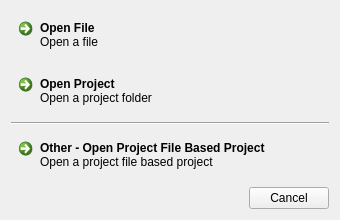
This is openfileorprojectdialog.ui in omniacreator/omniacreator-plugin as Qt 5 draws it before an edit. The edited form follows.
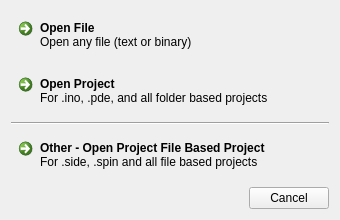
This is the edited form.

Patch:
```diff
--- a/openfileorprojectdialog.ui
+++ b/openfileorprojectdialog.ui
@@ -29,7 +29,7 @@
       <string>Open File</string>
      </property>
      <property name="description">
-      <string>Open a file</string>
+      <string>Open any file (text or binary)</string>
      </property>
     </widget>
    </item>
@@ -39,7 +39,7 @@
       <string>Open Project</string>
      </property>
      <property name="description">
-      <string>Open a project folder</string>
+      <string>For .ino, .pde, and all folder based projects</string>
      </property>
     </widget>
    </item>
@@ -56,7 +56,7 @@
       <string>Other - Open Project File Based Project</string>
      </property>
      <property name="description">
-      <string>Open a project file based project</string>
+      <string>For .side, .spin and all file based projects</string>
      </property>
     </widget>
    </item>
```
